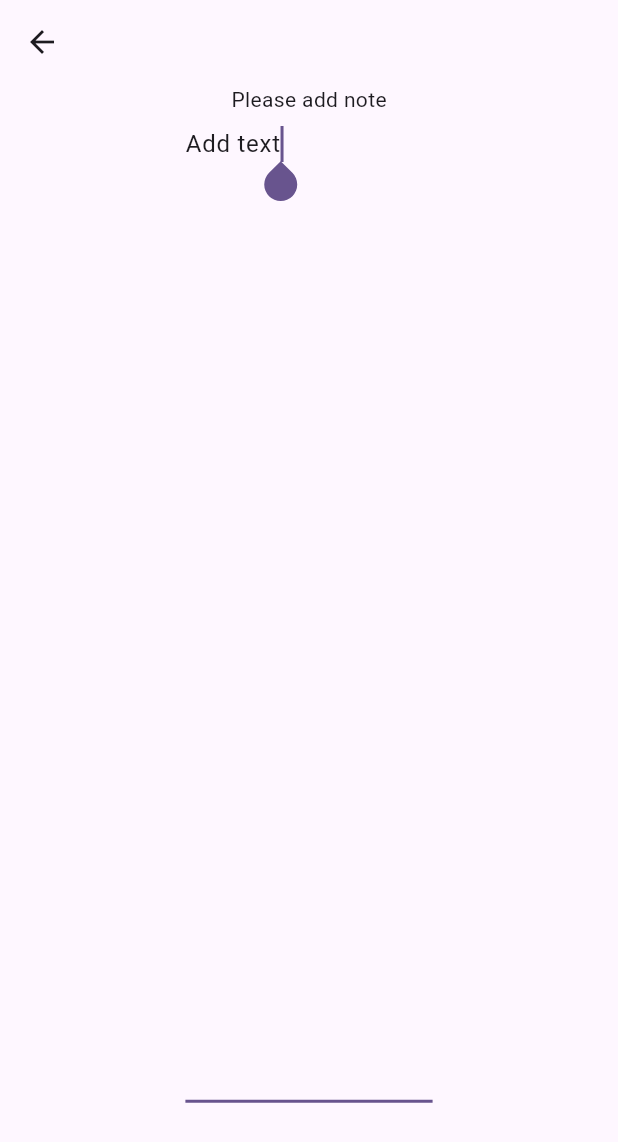
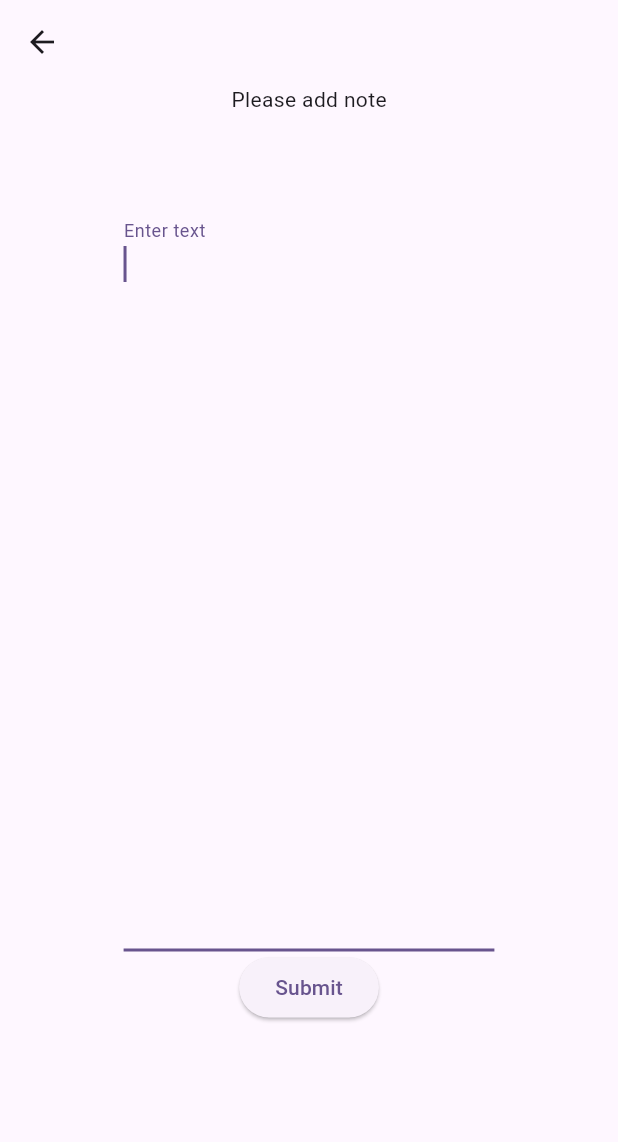
Before and after one commit to v1kash/keep_note, a Flutter app: the screen it shows after launch, after a tap on "New note", on a phone screen of 412 x 824 dp. Shown: the top 1142 px of the screen. Run offline on Flutter 3.47's test engine with Material 3 defaults, Android fonts, the phone set to English and light mode, and no system bars; our stand-ins replace bloc, flutter_bloc, go_router.

Commit message:
Added logic to add note

```diff
--- /dev/null
+++ b/keep_notes/lib/cubit/note_cubit.dart
@@ -0,0 +1,6 @@
+import 'package:bloc/bloc.dart';
+
+class DataCubit extends Cubit<String> {
+	DataCubit() : super('');
+	void updateData(String newData) => emit(newData);
+}
--- a/keep_notes/lib/main.dart
+++ b/keep_notes/lib/main.dart
@@ -1,11 +1,18 @@
 import 'package:flutter/material.dart';
+import 'package:flutter_bloc/flutter_bloc.dart';
 import 'package:go_router/go_router.dart';
 import 'package:keep_notes/pages/add_note.dart';
 import 'router.dart';
 import 'pages/index.dart';
+import 'cubit/note_cubit.dart';
 
 void main() {
-  runApp(const MyApp());
+  runApp(
+     BlocProvider(
+      create: (context) => DataCubit(),
+    child : const MyApp(),
+    )
+    );
 }
 
 class MyApp extends StatelessWidget {
--- a/keep_notes/lib/pages/add_note.dart
+++ b/keep_notes/lib/pages/add_note.dart
@@ -1,5 +1,7 @@
 import 'package:flutter/material.dart';
+import 'package:flutter_bloc/flutter_bloc.dart';
 import 'package:keep_notes/components/index.dart';
+import 'package:keep_notes/cubit/note_cubit.dart';
 
 class AddNote extends StatefulWidget {
   const AddNote({super.key});
@@ -9,6 +11,7 @@ class AddNote extends StatefulWidget {
 }
 
 class _AddNoteState extends State<AddNote> {
+  final TextEditingController _controller = TextEditingController();
   @override
   Widget build(BuildContext context) {
     return TemplatePage(
@@ -19,14 +22,28 @@ class _AddNoteState extends State<AddNote> {
           children: [
             Text('Please add note'),
             SizedBox(
-            height: MediaQuery.sizeOf(context).height*0.8,
-            width: MediaQuery.sizeOf(context).width*0.4,
+              height: 64,
+            ),
+            SizedBox(
+              height: MediaQuery.sizeOf(context).height * 0.6,
+              width: MediaQuery.sizeOf(context).width * 0.6,
               child: TextFormField(
+                controller: _controller,
                 autofocus: true,
                 expands: true,
-              initialValue: "Add text",
                 maxLines: null,
+                decoration: InputDecoration(labelText: 'Enter text'),
+                onFieldSubmitted: (value) {
+                  print(value);
+                },
               ),
+            ),
+            ElevatedButton(
+              onPressed: () {
+                context.read<DataCubit>().updateData(_controller.text);
+                Navigator.pop(context); // Go back to the Second Page
+              },
+              child: Text('Submit'),
             )
           ],
         ),
--- a/keep_notes/lib/pages/home_page.dart
+++ b/keep_notes/lib/pages/home_page.dart
@@ -1,5 +1,7 @@
 import 'package:flutter/material.dart';
+import 'package:flutter_bloc/flutter_bloc.dart';
 import 'package:go_router/go_router.dart';
+import 'package:keep_notes/cubit/note_cubit.dart';
 import '../components/index.dart';
 import '../utils/get_small_viewport.dart';
 
@@ -55,7 +57,13 @@ class HomePage extends StatelessWidget {
             padding: EdgeInsets.all(8),
             height: MediaQuery.of(context).size.height / 2,
             width: MediaQuery.of(context).size.width,
-            child: Text("data"),
+            child: Column(
+              children: [
+                BlocBuilder<DataCubit, String>(builder: (context,data){
+                return Text(data.isEmpty ? 'No data yet' : data);
+                })
+              ],
+            ),
           ),
         ],
       ),
--- a/keep_notes/pubspec.yaml
+++ b/keep_notes/pubspec.yaml
@@ -36,6 +36,7 @@ dependencies:
   # Use with the CupertinoIcons class for iOS style icons.
   cupertino_icons: ^1.0.8
   go_router: ^14.3.0
+  flutter_bloc: ^8.1.6
 
 dev_dependencies:
   flutter_test:
```
Also changed, not shown: keep_notes/pubspec.lock. Lines whose indentation alone changed are shown as unchanged.
